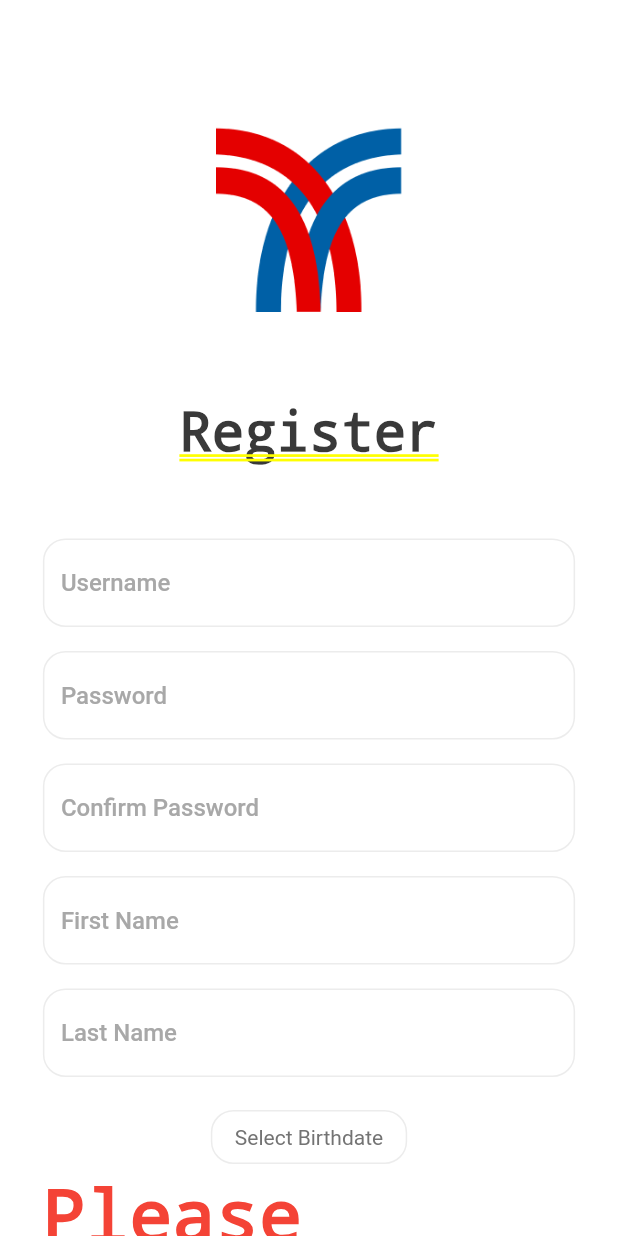
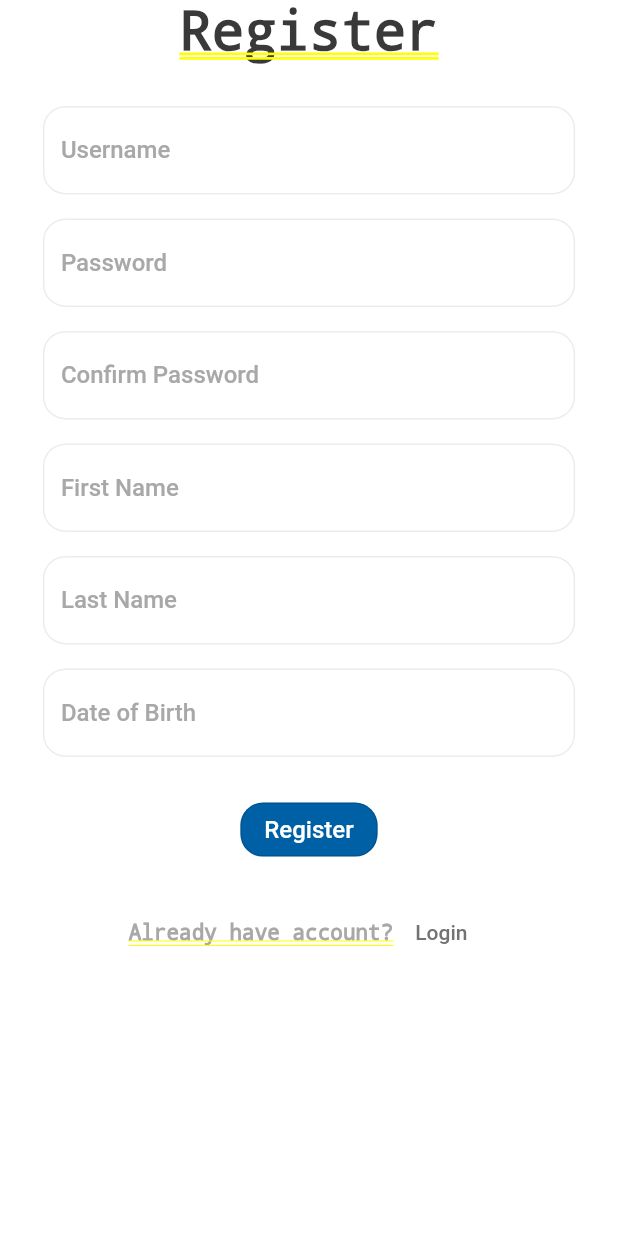
Before and after one commit to nutdanai-kpjr/BTS-Plus, a Flutter app: the AuthenticationLayoutPage screen opened directly, after a tap on "Login", after a tap on "Register", on a phone screen of 412 x 824 dp. Run offline on Flutter 3.47's test engine with Material 2 defaults, Android fonts, the phone set to English and light mode, and no system bars; our stand-ins replace flutter_riverpod, riverpod.

```diff
--- a/lib/components/buttons/layout/secondary_button.dart
+++ b/lib/components/buttons/layout/secondary_button.dart
@@ -5,7 +5,7 @@ import '../../../constants.dart';
 
 class SecondaryButton extends StatelessWidget {
   const SecondaryButton(
-      {Key? key, required this.text, this.onPressed, this.color = kBorderColor})
+      {Key? key, required this.text, this.onPressed, this.color = kThemeColor})
       : super(key: key);
   final String text;
   final Function()? onPressed;
@@ -19,9 +19,9 @@ class SecondaryButton extends StatelessWidget {
               RoundedRectangleBorder(borderRadius: BorderRadius.circular(15)),
           primary: kPrimaryFontColor,
           // backgroundColor: w,
-          textStyle: kBody2TextStyle,
+          textStyle: kBody2TextStyle.copyWith(color: color),
         ),
         onPressed: onPressed,
-        child: Text(text));
+        child: Text(text, style: kBody2TextStyle.copyWith(color: color)));
   }
 }
--- a/lib/components/forms/layout/primary_textformfield.dart
+++ b/lib/components/forms/layout/primary_textformfield.dart
@@ -13,6 +13,7 @@ class PrimaryTextFormField extends StatelessWidget {
     this.obscureText = false,
     this.readOnly = false,
     this.inputFormatters,
+    this.onTap,
     this.validator,
   }) : super(key: key);
   final String title;
@@ -24,11 +25,13 @@ class PrimaryTextFormField extends StatelessWidget {
   final bool obscureText;
   final String? Function(String?)? validator;
   final bool readOnly;
+  final Function()? onTap;
   @override
   Widget build(BuildContext context) {
     return Padding(
         padding: padding,
         child: TextFormField(
+          onTap: onTap,
           readOnly: readOnly,
           validator: validator,
           obscureText: obscureText,
--- a/lib/components/forms/registration_form.dart
+++ b/lib/components/forms/registration_form.dart
@@ -20,6 +20,7 @@ class RegistrationForm extends ConsumerWidget {
   final _confirmPasswordController = TextEditingController();
   final _firstNameController = TextEditingController();
   final _lastNameController = TextEditingController();
+  final _dateOfBirthController = TextEditingController();
 
   @override
   Widget build(BuildContext context, WidgetRef ref) {
@@ -50,9 +51,43 @@ class RegistrationForm extends ConsumerWidget {
               title: 'Last Name',
               controller: _lastNameController,
               validator: basicValidator()),
-          DateSelector(onChanged: (value) {
-            birthDate = value;
-          }),
+          PrimaryTextFormField(
+              title: 'Date of Birth',
+              controller: _dateOfBirthController,
+              readOnly: true,
+              onTap: () {
+                showDatePicker(
+                  builder: (context, child) {
+                    return Theme(
+                      data: Theme.of(context).copyWith(
+                        colorScheme: const ColorScheme.light(
+                          primary: kThemeColor, // header background color
+                          onPrimary: kThemeFontColor, // header text color
+                          onSurface: kPrimaryFontColor, // body text color
+                        ),
+                        textButtonTheme: TextButtonThemeData(
+                          style: TextButton.styleFrom(
+                            primary: kThemeColor, // button text color
+                          ),
+                        ),
+                      ),
+                      child: child!,
+                    );
+                  },
+                  context: context,
+                  initialDate: DateTime.now(),
+                  firstDate: DateTime(1900),
+                  lastDate: DateTime(2050),
+                ).then((value) => {
+                      if (value != null)
+                        {
+                          birthDate = value,
+                          _dateOfBirthController.text =
+                              '${value.day}/${value.month}/${value.year}',
+                        }
+                    });
+              },
+              validator: basicValidator()),
           SizedBox(height: kHeight(context) * 0.02),
           PrimaryButton(
             text: 'Register',
@@ -81,49 +116,3 @@ class RegistrationForm extends ConsumerWidget {
     );
   }
 }
-
-class DateSelector extends StatefulWidget {
-  const DateSelector({
-    Key? key,
-    this.birthDate,
-    required this.onChanged,
-  }) : super(key: key);
-  final DateTime? birthDate;
-  final Function onChanged;
-  @override
-  State<DateSelector> createState() => _DateSelectorState();
-}
-
-class _DateSelectorState extends State<DateSelector> {
-  late DateTime? _selectedDate = widget.birthDate;
-  @override
-  Widget build(BuildContext context) {
-    return Padding(
-      padding: const EdgeInsets.all(8.0),
-      child: Column(
-        children: [
-          SecondaryButton(
-              text: '${_selectedDate?.toIso8601String() ?? 'Select Birthdate'}',
-              onPressed: () async {
-                var newDate = await showDatePicker(
-                  context: context,
-                  initialDate: DateTime.now(),
-                  firstDate: DateTime(1900),
-                  lastDate: DateTime(2050),
-                );
-                setState(() {
-                  _selectedDate = newDate;
-                  widget.onChanged(newDate);
-                });
-              }),
-          _selectedDate == null
-              ? Text(
-                  'Please select your birth date',
-                  style: TextStyle(color: Colors.red),
-                )
-              : Container()
-        ],
-      ),
-    );
-  }
-}
--- a/lib/providers/auth_provider.dart
+++ b/lib/providers/auth_provider.dart
@@ -2,8 +2,8 @@ import 'package:bts_plus/domains/user.dart';
 import 'package:flutter_riverpod/flutter_riverpod.dart';
 
 final authProvider = StateNotifierProvider<AuthNotifier, User?>(
-  (ref) => AuthNotifier(null),
-  // (ref) => AuthNotifier(User.mockUp()),
+  // (ref) => AuthNotifier(null),
+  (ref) => AuthNotifier(User.mockUp()),
 );
 
 class AuthNotifier extends StateNotifier<User?> {
--- a/lib/screens/layout/authentication_page.dart
+++ b/lib/screens/layout/authentication_page.dart
@@ -1,9 +1,6 @@
 import 'package:bts_plus/components/buttons/layout/alternate_link_button.dart';
-import 'package:bts_plus/components/buttons/layout/primary_button.dart';
 import 'package:bts_plus/components/primary_scaffold.dart';
 import 'package:bts_plus/constants.dart';
-import 'package:bts_plus/screens/bts_home_page.dart';
-import 'package:bts_plus/screens/main_page.dart';
 import 'package:flutter/material.dart';
 
 class AuthenticationLayoutPage extends StatelessWidget {
@@ -11,6 +8,7 @@ class AuthenticationLayoutPage extends StatelessWidget {
       {Key? key,
       required this.title,
       required this.imageName,
+      this.isShowImage = true,
       required this.formChild,
       required this.alternativeTitle,
       required this.alternativeLinkName,
@@ -18,6 +16,7 @@ class AuthenticationLayoutPage extends StatelessWidget {
       : super(key: key);
   final String title;
   final String imageName;
+  final bool isShowImage;
   final Widget formChild;
   final String alternativeTitle;
   final String alternativeLinkName;
@@ -28,7 +27,12 @@ class AuthenticationLayoutPage extends StatelessWidget {
         resizeToAvoidBottomInset: true,
         body: SingleChildScrollView(
             child: Column(children: <Widget>[
-          ImageWithText(image: imageName, text: title),
+          isShowImage
+              ? ImageWithText(image: imageName, text: title)
+              : Text(
+                  title,
+                  style: kBigHeaderTextStyle,
+                ),
           Container(
               margin: EdgeInsets.all(kWidth(context) * 0.05), child: formChild),
           Center(
--- a/lib/screens/register_page.dart
+++ b/lib/screens/register_page.dart
@@ -11,6 +11,7 @@ class RegisterPage extends StatelessWidget {
     return AuthenticationLayoutPage(
         title: 'Register',
         imageName: 'bts_logo.png',
+        isShowImage: false,
         formChild: RegistrationForm(),
         alternativeTitle: 'Already have account?',
         alternativeLinkName: 'Login',
```
Also changed, not shown: lib/components/headers/primary_header.dart (+6 -5 lines).
